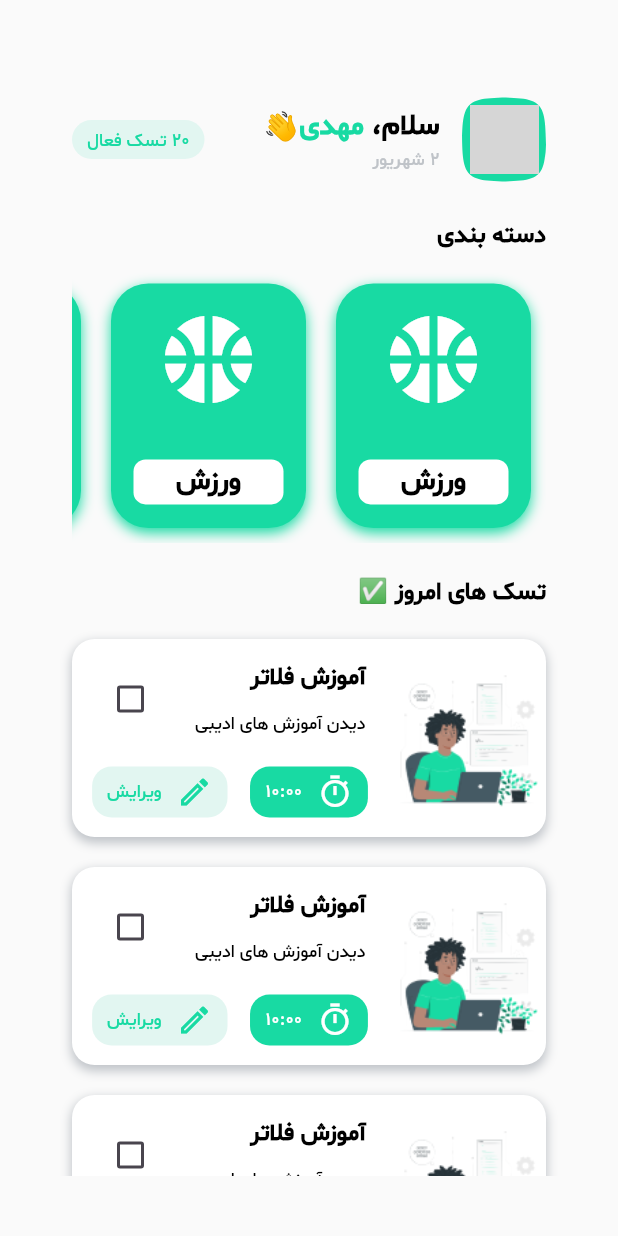
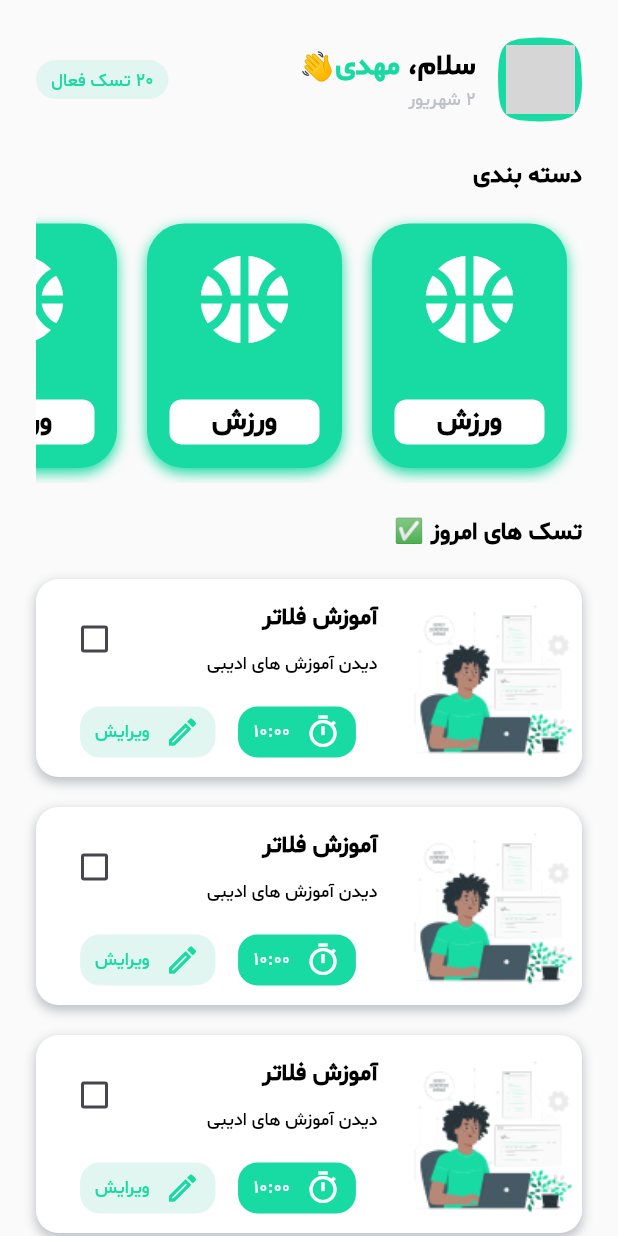
Before and after one commit to mahdiflutter/todo_app, a Flutter app: the screen it shows after launch, on a phone screen of 412 x 824 dp. Run offline on Flutter 3.47's test engine with Material 2 defaults, Android fonts, the light colour scheme and no system bars; our stand-ins replace percent_indicator; missing offline and left inert: pelaicons; grey boxes are pictures that could not be loaded.

Commit message:
Remove Padding

```diff
--- a/lib/core/widgets/main_container.dart
+++ b/lib/core/widgets/main_container.dart
@@ -15,13 +15,7 @@ class MainContainer extends StatelessWidget {
       child: Scaffold(
         backgroundColor: GlobalColor.background,
         body: SafeArea(
-          child: Padding(
-            padding: const EdgeInsets.symmetric(
-              horizontal: 24,
-              vertical: 40,
-            ),
-            child: body,
-          ),
+          child: body,
         ),
       ),
     );
```
